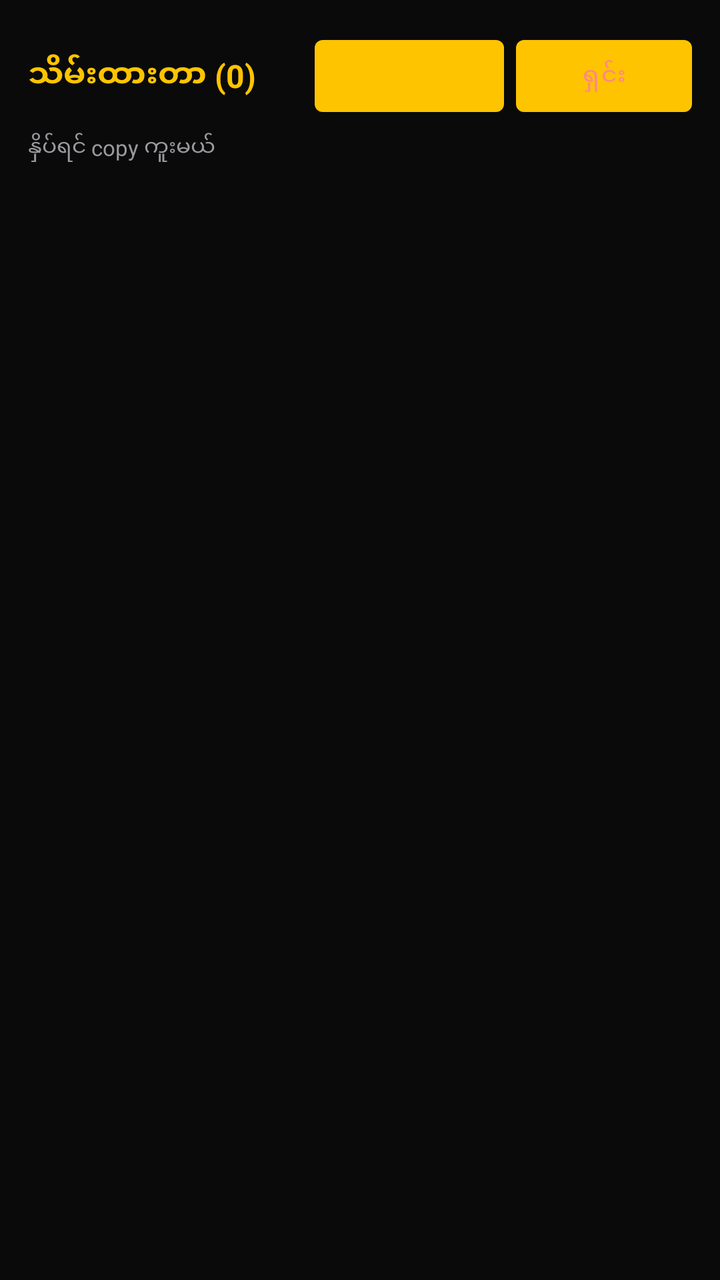
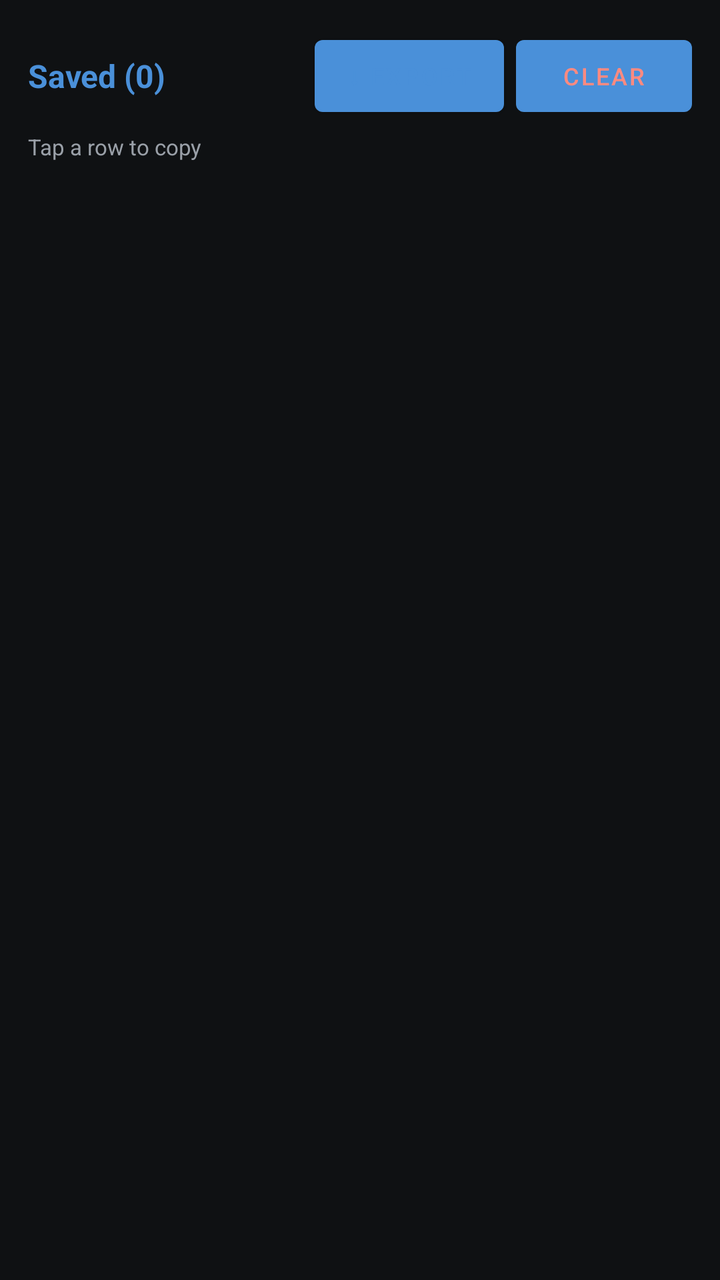

Compare the two renders of this Android layout. The source of the first and the diff that turns it into the second are given below.
<!-- AndroidManifest.xml: application theme Theme.WarpScanner -->
<!-- res/layout/fragment_backup.xml -->
<?xml version="1.0" encoding="utf-8"?>
<LinearLayout xmlns:android="http://schemas.android.com/apk/res/android"
    android:layout_width="match_parent"
    android:layout_height="match_parent"
    android:background="@color/bg"
    android:orientation="vertical"
    android:padding="14dp">

    <LinearLayout
        android:layout_width="match_parent"
        android:layout_height="wrap_content"
        android:gravity="center_vertical"
        android:orientation="horizontal">

        <TextView
            android:id="@+id/tvBackupCount"
            android:layout_width="0dp"
            android:layout_height="wrap_content"
            android:layout_weight="1"
            android:text="သိမ်းထားတာ (0)"
            android:textColor="@color/yellow"
            android:textSize="16sp"
            android:textStyle="bold" />

        <Button
            android:id="@+id/btnExport"
            android:layout_width="wrap_content"
            android:layout_height="wrap_content"
            android:text="⬇ Export"
            android:textColor="@color/yellow"
            android:textSize="12sp" />

        <Button
            android:id="@+id/btnClear"
            android:layout_width="wrap_content"
            android:layout_height="wrap_content"
            android:layout_marginStart="6dp"
            android:text="ရှင်း"
            android:textColor="#FF8A80"
            android:textSize="12sp" />
    </LinearLayout>

    <TextView
        android:layout_width="match_parent"
        android:layout_height="wrap_content"
        android:layout_marginTop="4dp"
        android:text="နှိပ်ရင် copy ကူးမယ်"
        android:textColor="@color/gray"
        android:textSize="11sp" />

    <androidx.recyclerview.widget.RecyclerView
        android:id="@+id/rvBackup"
        android:layout_width="match_parent"
        android:layout_height="match_parent"
        android:layout_marginTop="8dp" />
</LinearLayout>
<!-- resources referenced by this layout -->
<resources>
  <color name="bg">#0A0A0B</color>
  <color name="gray">#9A9A9E</color>
  <color name="yellow">#FFC400</color>
  <style name="Theme.WarpScanner" parent="Theme.MaterialComponents.DayNight.NoActionBar">
          <item name="colorPrimary">@color/yellow</item>
          <item name="colorOnPrimary">#0A0A0B</item>
          <item name="android:windowBackground">@color/bg</item>
          <item name="android:textColor">@color/text</item>
          <item name="bottomNavigationStyle">@style/Widget.WarpScanner.BottomNav</item>
      </style>
  <color name="text">#EDEDED</color>
  <style name="Widget.WarpScanner.BottomNav" parent="Widget.MaterialComponents.BottomNavigationView.Colored">
          <item name="backgroundTint">@color/card</item>
          <item name="itemIconTint">@color/yellow</item>
          <item name="itemTextColor">@color/text</item>
      </style>
  <color name="card">#141416</color>
</resources>

<!-- the commit's change to res/layout/fragment_backup.xml (unified diff, before → after) -->
@@ -17,8 +17,8 @@
             android:layout_width="0dp"
             android:layout_height="wrap_content"
             android:layout_weight="1"
-            android:text="သိမ်းထားတာ (0)"
-            android:textColor="@color/yellow"
+            android:text="Saved (0)"
+            android:textColor="@color/accent"
             android:textSize="16sp"
             android:textStyle="bold" />
 
@@ -27,7 +27,7 @@
             android:layout_width="wrap_content"
             android:layout_height="wrap_content"
             android:text="⬇ Export"
-            android:textColor="@color/yellow"
+            android:textColor="@color/accent"
             android:textSize="12sp" />
 
         <Button
@@ -35,7 +35,7 @@
             android:layout_width="wrap_content"
             android:layout_height="wrap_content"
             android:layout_marginStart="6dp"
-            android:text="ရှင်း"
+            android:text="Clear"
             android:textColor="#FF8A80"
             android:textSize="12sp" />
     </LinearLayout>
@@ -44,7 +44,7 @@
         android:layout_width="match_parent"
         android:layout_height="wrap_content"
         android:layout_marginTop="4dp"
-        android:text="နှိပ်ရင် copy ကူးမယ်"
+        android:text="Tap a row to copy"
         android:textColor="@color/gray"
         android:textSize="11sp" />
 
<!-- resource entries referenced after the edit -->
@@ -1,21 +1,21 @@
 <!-- resources referenced by this layout -->
 <resources>
-  <color name="bg">#0A0A0B</color>
-  <color name="gray">#9A9A9E</color>
-  <color name="yellow">#FFC400</color>
+  <color name="accent">#4A90D9</color>
+  <color name="bg">#0F1113</color>
+  <color name="gray">#9AA0A8</color>
   <style name="Theme.WarpScanner" parent="Theme.MaterialComponents.DayNight.NoActionBar">
-          <item name="colorPrimary">@color/yellow</item>
-          <item name="colorOnPrimary">#0A0A0B</item>
+          <item name="colorPrimary">@color/accent</item>
+          <item name="colorOnPrimary">#FFFFFF</item>
           <item name="android:windowBackground">@color/bg</item>
           <item name="android:textColor">@color/text</item>
           <item name="bottomNavigationStyle">@style/Widget.WarpScanner.BottomNav</item>
       </style>
-  <color name="text">#EDEDED</color>
+  <color name="text">#EDEFF2</color>
   <style name="Widget.WarpScanner.BottomNav" parent="Widget.MaterialComponents.BottomNavigationView.Colored">
           <item name="backgroundTint">@color/card</item>
-          <item name="itemIconTint">@color/yellow</item>
+          <item name="itemIconTint">@color/accent</item>
           <item name="itemTextColor">@color/text</item>
       </style>
-  <color name="card">#141416</color>
+  <color name="card">#1A1D21</color>
 </resources>
 
